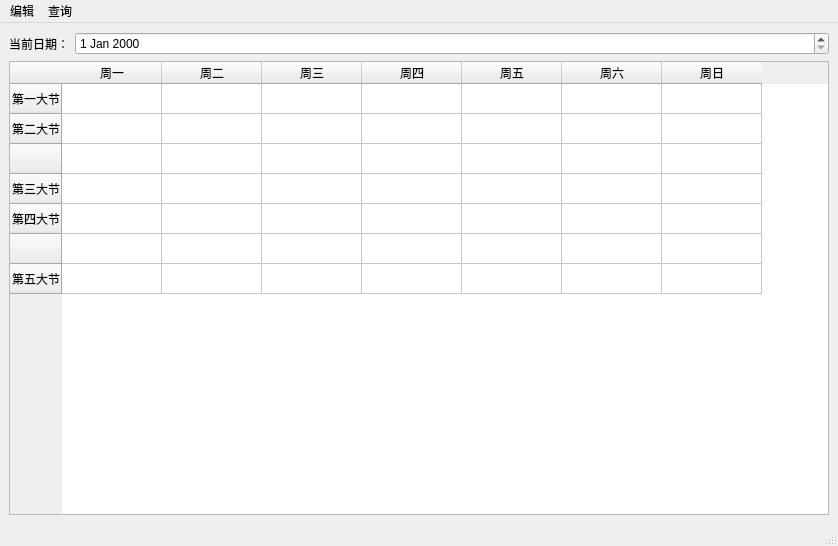
Before: the Qt Designer form Mathlab/MathLab.ui in tsbraw/Mathlab, drawn with Qt 5.
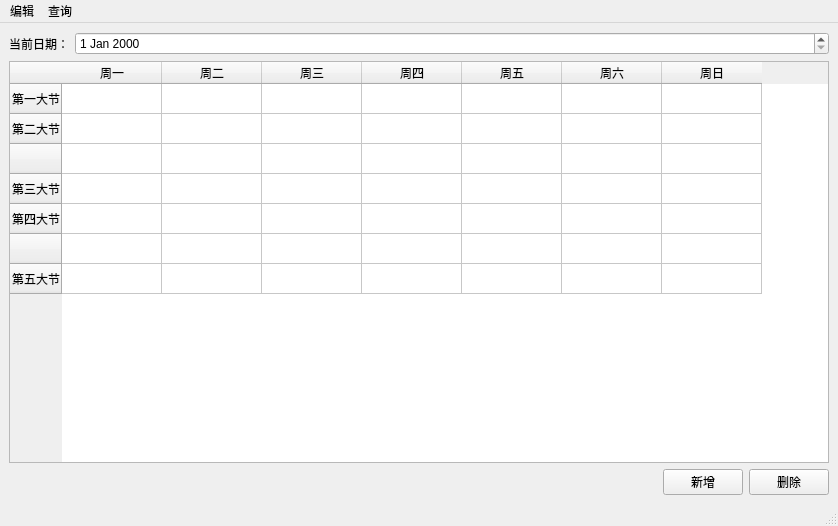
After: the same form once the commit is applied. Icons and pictures are not drawn.

The edit to the form file:
```diff
--- a/Mathlab/MathLab.ui
+++ b/Mathlab/MathLab.ui
@@ -7,14 +7,18 @@
     <x>0</x>
     <y>0</y>
     <width>838</width>
-    <height>546</height>
+    <height>526</height>
    </rect>
   </property>
   <property name="windowTitle">
    <string>大学数学实验管理</string>
   </property>
+  <property name="windowIcon">
+   <iconset resource="MathLab.qrc">
+    <normaloff>:/EmitCrash/lab.png</normaloff>:/EmitCrash/lab.png</iconset>
+  </property>
   <widget class="QWidget" name="centralwidget">
-   <layout class="QGridLayout" name="gridLayout" columnstretch="0,1">
+   <layout class="QGridLayout" name="gridLayout">
     <item row="0" column="0">
      <widget class="QLabel" name="label">
       <property name="text">
@@ -22,10 +26,10 @@
       </property>
      </widget>
     </item>
-    <item row="0" column="1">
+    <item row="0" column="1" colspan="3">
      <widget class="QDateEdit" name="dateEdit"/>
     </item>
-    <item row="1" column="0" colspan="2">
+    <item row="1" column="0" colspan="4">
      <widget class="QTableWidget" name="tableWidget_MathClass">
       <row>
        <property name="text">
@@ -99,6 +103,33 @@
       </column>
      </widget>
     </item>
+    <item row="2" column="1">
+     <spacer name="horizontalSpacer">
+      <property name="orientation">
+       <enum>Qt::Horizontal</enum>
+      </property>
+      <property name="sizeHint" stdset="0">
+       <size>
+        <width>531</width>
+        <height>20</height>
+       </size>
+      </property>
+     </spacer>
+    </item>
+    <item row="2" column="2">
+     <widget class="QPushButton" name="pushButton_new">
+      <property name="text">
+       <string>新增</string>
+      </property>
+     </widget>
+    </item>
+    <item row="2" column="3">
+     <widget class="QPushButton" name="pushButton_del">
+      <property name="text">
+       <string>删除</string>
+      </property>
+     </widget>
+    </item>
    </layout>
   </widget>
   <widget class="QStatusBar" name="statusbar"/>
```
Left out of the diff: 4 changed lines with no effect on the pictures.
